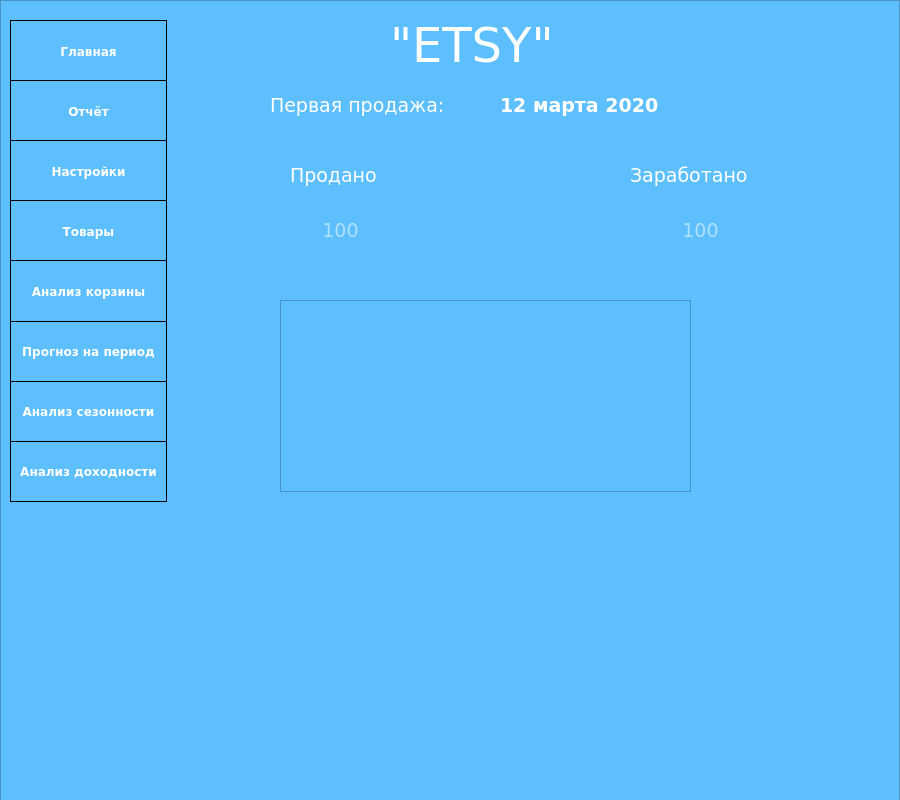
Qt form design_dev.ui (miptivan/data_desktop) before a commit.
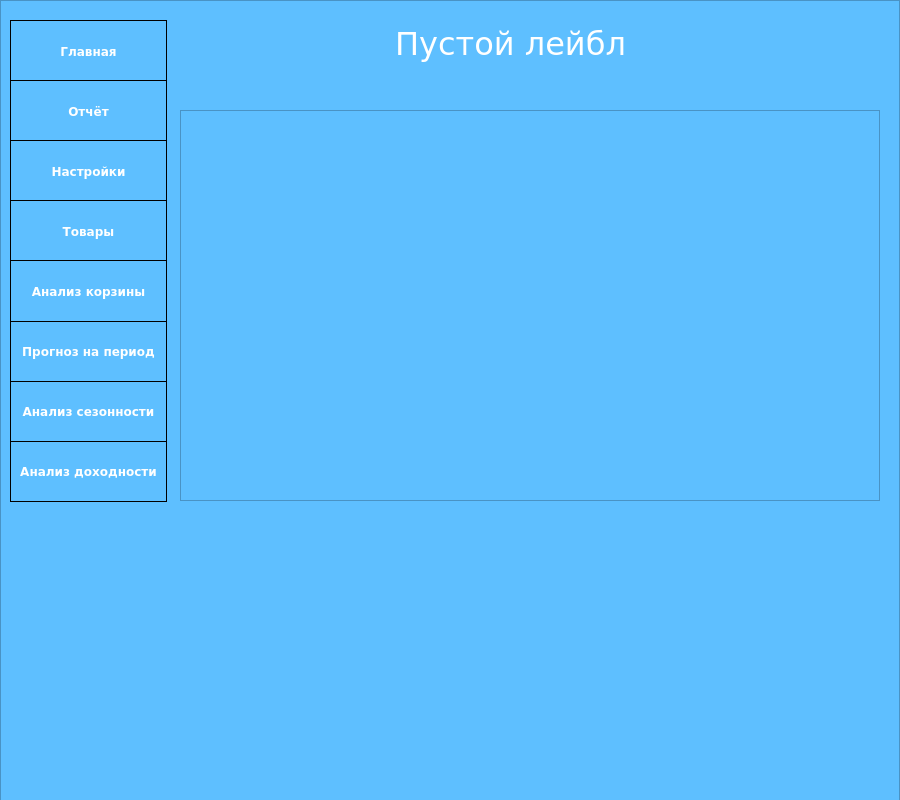
The same form after that commit.

What changed in the file:
```diff
--- a/design_dev.ui
+++ b/design_dev.ui
@@ -109,7 +109,7 @@
       </font>
      </property>
      <property name="currentIndex">
-      <number>0</number>
+      <number>8</number>
      </property>
      <widget class="QWidget" name="main_page">
       <widget class="QLabel" name="label">
@@ -305,7 +305,7 @@
 }</string>
        </property>
        <attribute name="horizontalHeaderVisible">
-        <bool>true</bool>
+        <bool>false</bool>
        </attribute>
        <attribute name="horizontalHeaderCascadingSectionResizes">
         <bool>false</bool>
@@ -1104,6 +1104,40 @@
        </layout>
       </widget>
      </widget>
+     <widget class="QWidget" name="page_9">
+      <widget class="QLabel" name="label_22">
+       <property name="geometry">
+        <rect>
+         <x>50</x>
+         <y>10</y>
+         <width>561</width>
+         <height>48</height>
+        </rect>
+       </property>
+       <property name="font">
+        <font>
+         <family>Verdana</family>
+         <pointsize>24</pointsize>
+        </font>
+       </property>
+       <property name="text">
+        <string>Пустой лейбл</string>
+       </property>
+       <property name="alignment">
+        <set>Qt::AlignCenter</set>
+       </property>
+      </widget>
+      <widget class="QTableWidget" name="tableWidget_7">
+       <property name="geometry">
+        <rect>
+         <x>0</x>
+         <y>100</y>
+         <width>700</width>
+         <height>391</height>
+        </rect>
+       </property>
+      </widget>
+     </widget>
     </widget>
     <widget class="QPushButton" name="pushButton_5">
      <property name="geometry">
```
